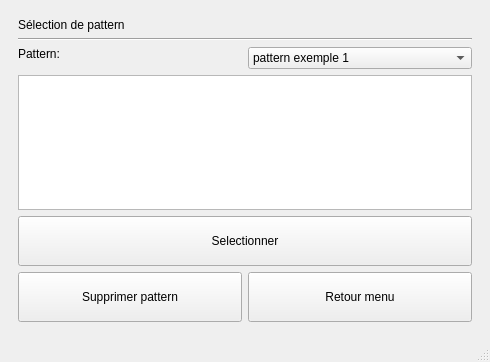
The window that QT/Menus interface/mainwindow.ui (qserdel/projet-industriel-roborongeurs) describes before a commit, drawn with Qt 5.
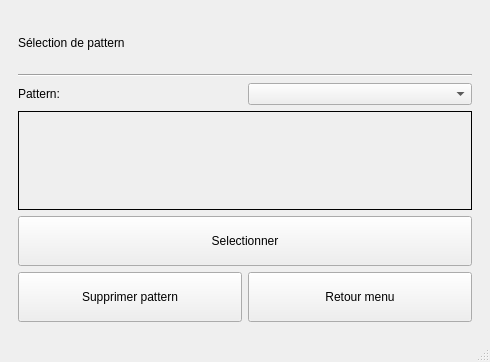
The same window after the commit. The open tabs and pages were chosen to show the change.

The edit to the form file:
```diff
--- a/QT/Menus interface/mainwindow.ui
+++ b/QT/Menus interface/mainwindow.ui
@@ -251,23 +251,6 @@
           </property>
          </widget>
         </item>
-        <item row="2" column="1" rowspan="2">
-         <widget class="QComboBox" name="listePattern">
-          <item>
-           <property name="text">
-            <string>pattern exemple 1</string>
-           </property>
-          </item>
-          <item>
-           <property name="text">
-            <string>pattern exemple 2</string>
-           </property>
-          </item>
-         </widget>
-        </item>
-        <item row="4" column="0" colspan="2">
-         <widget class="QTableView" name="infoPattern"/>
-        </item>
         <item row="0" column="0">
          <widget class="QLabel" name="label_7">
           <property name="maximumSize">
@@ -327,6 +310,23 @@
           </property>
          </widget>
         </item>
+        <item row="3" column="0" rowspan="2" colspan="2">
+         <widget class="QLabel" name="infoPattern">
+          <property name="frameShape">
+           <enum>QFrame::Box</enum>
+          </property>
+          <property name="text">
+           <string/>
+          </property>
+         </widget>
+        </item>
+        <item row="2" column="1">
+         <widget class="QComboBox" name="listePattern">
+          <property name="editable">
+           <bool>false</bool>
+          </property>
+         </widget>
+        </item>
        </layout>
       </widget>
       <widget class="QWidget" name="Menu_export_resultats">
```
Left out of the diff: 31 changed lines with no effect on the pictures.
